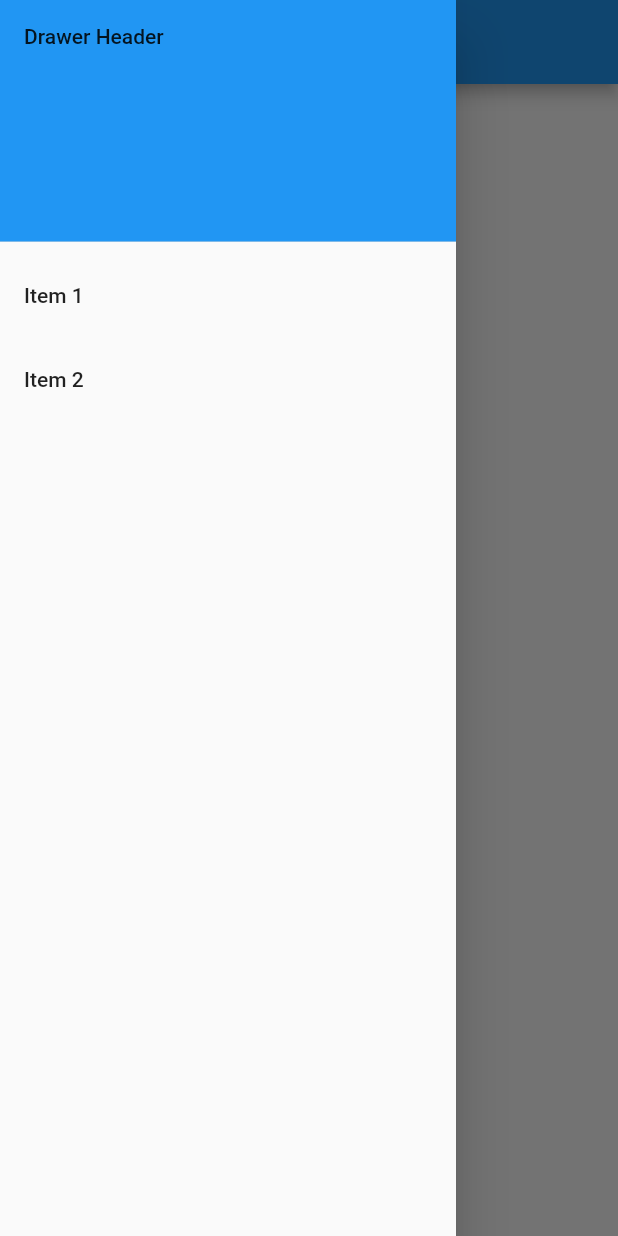
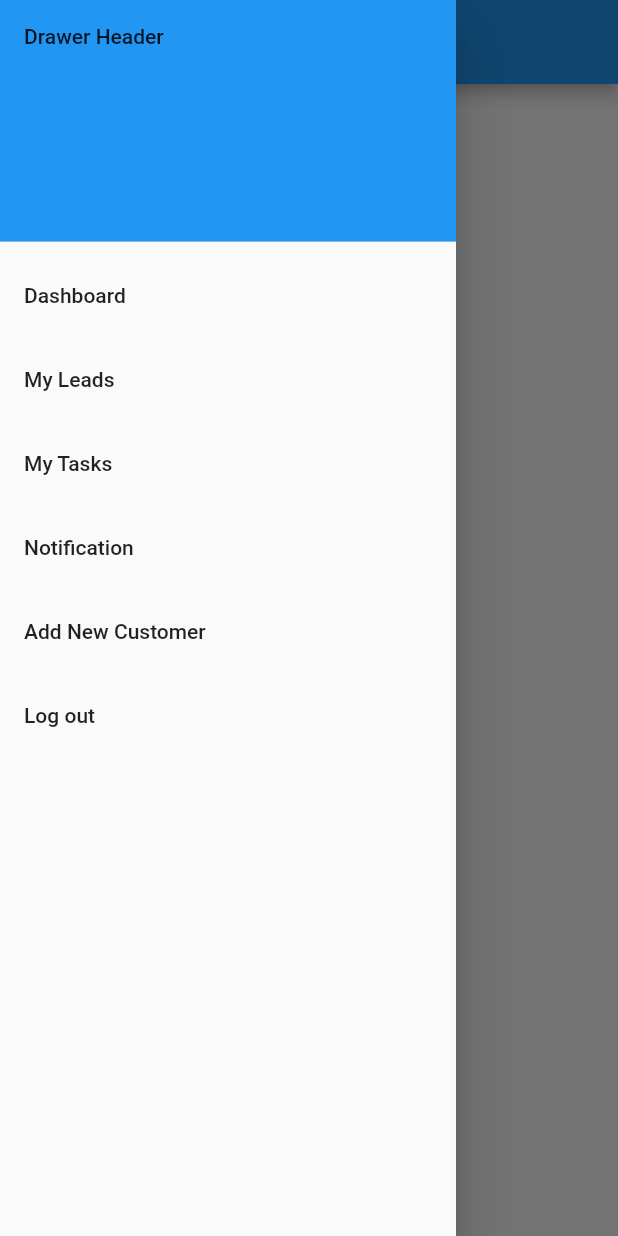
Before and after one commit to Meetthacker112/lms, a Flutter app: the screen it shows after launch, with the side drawer open, on a phone screen of 412 x 824 dp. Run offline on Flutter 3.47's test engine with Material 2 defaults, Android fonts, the phone set to English and light mode, and no system bars.

Commit message:
drawer update

```diff
--- a/lib/main.dart
+++ b/lib/main.dart
@@ -42,9 +42,10 @@ class MyHomePage extends StatelessWidget {
                 color: Colors.blue,
               ),
               child: Text('Drawer Header'),
+              image: AssetImage('assets/Pic.jpg'),
             ),
             ListTile(
-              title: const Text('Item 1'),
+              title: const Text('Dashboard'),
               onTap: () {
                 // Update the state of the app
                 // ...
@@ -53,7 +54,43 @@ class MyHomePage extends StatelessWidget {
               },
             ),
             ListTile(
-              title: const Text('Item 2'),
+              title: const Text('My Leads'),
+              onTap: () {
+                // Update the state of the app
+                // ...
+                // Then close the drawer
+                Navigator.pop(context);
+              },
+            ),
+            ListTile(
+              title: const Text('My Tasks'),
+              onTap: () {
+                // Update the state of the app
+                // ...
+                // Then close the drawer
+                Navigator.pop(context);
+              },
+            ),
+            ListTile(
+              title: const Text('Notification'),
+              onTap: () {
+                // Update the state of the app
+                // ...
+                // Then close the drawer
+                Navigator.pop(context);
+              },
+            ),
+            ListTile(
+              title: const Text('Add New Customer'),
+              onTap: () {
+                // Update the state of the app
+                // ...
+                // Then close the drawer
+                Navigator.pop(context);
+              },
+            ),
+            ListTile(
+              title: const Text('Log out'),
               onTap: () {
                 // Update the state of the app
                 // ...
```
Also changed, not shown: assets/Pic.jpg (added).
